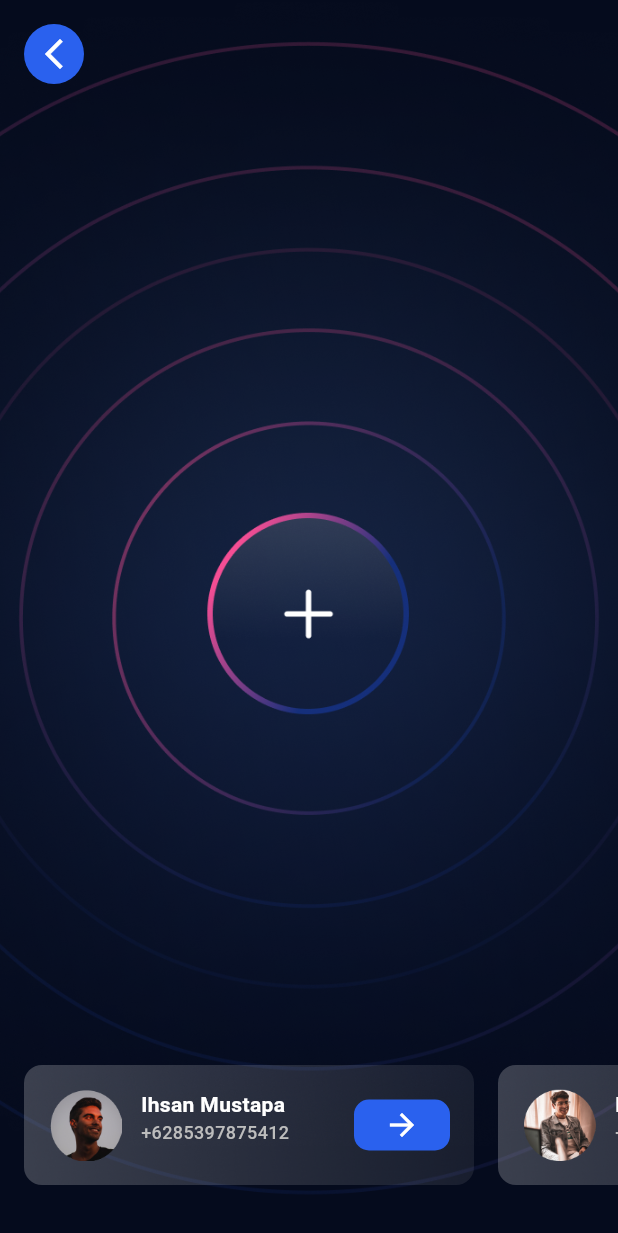
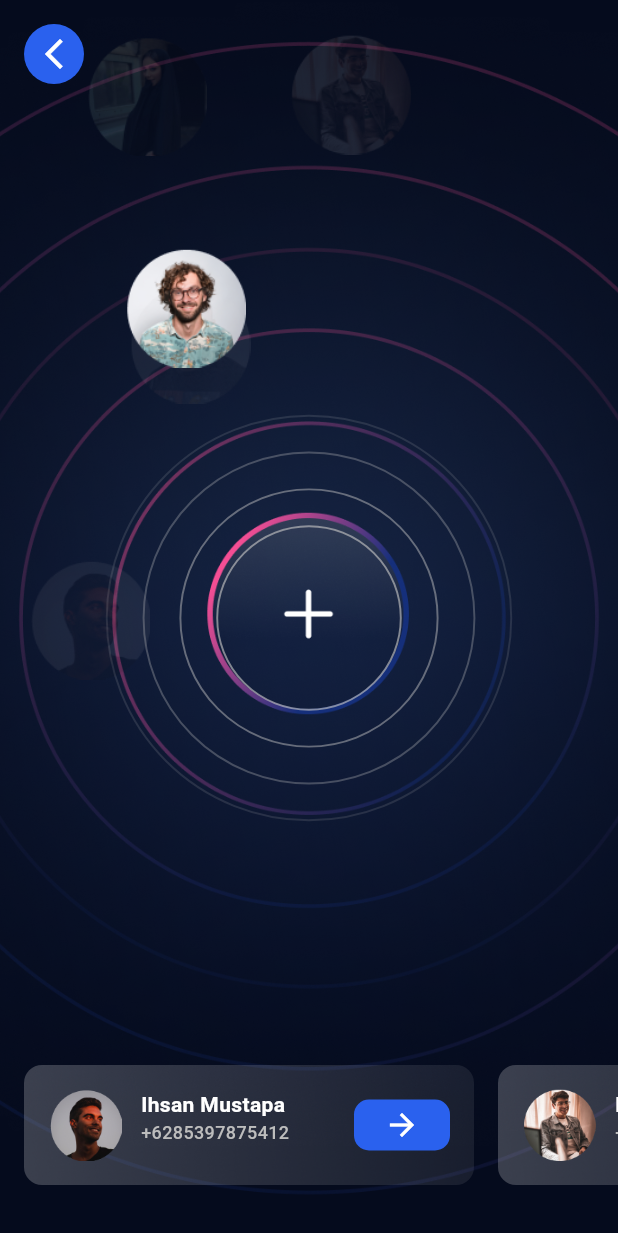
Before and after one commit to mrum13/wanllet-flutter, a Flutter app: the SearchPage screen opened by its route, on a phone screen of 412 x 824 dp. Shown: the top 1233 px of the screen. Run offline on Flutter 3.47's test engine with Material 3 defaults, Android fonts, the phone set to English and light mode, and no system bars; our stand-ins replace flutter_bloc, lottie.

Commit message:
feat. add animation on search page

```diff
--- a/lib/common/image_resources.dart
+++ b/lib/common/image_resources.dart
@@ -23,3 +23,6 @@ final String request = "assets/request.png";
 final String scan = "assets/scan.png";
 final String searchBackground = "assets/search_background.png";
 final String cardBackground = "assets/card_background.png";
+
+///animation
+final String radar = "assets/radar.json";
--- a/lib/pages/search_page.dart
+++ b/lib/pages/search_page.dart
@@ -1,26 +1,90 @@
+import 'dart:math';
+
 import 'package:flutter/material.dart';
 import 'package:flutter/services.dart';
+import 'package:lottie/lottie.dart';
 import 'package:wanllet/common/app_colors.dart';
 import 'package:wanllet/common/image_resources.dart';
 
-class SearchPage extends StatelessWidget {
+class SearchPage extends StatefulWidget {
   const SearchPage({super.key});
 
   @override
-  Widget build(BuildContext context) {
+  State<SearchPage> createState() => _SearchPageState();
+}
+
+class _SearchPageState extends State<SearchPage> with TickerProviderStateMixin {
+  Random random = Random();
+  late List<AnimationController> _controllers;
+  late List<Animation<double>> _animations;
+
   var historyData = [
     {
       'image_path': avatar3,
       'name': 'Ihsan Mustapa',
-        'number': '+6285397875412'
+      'number': '+6285397875412',
     },
     {
       'image_path': avatar1,
       'name': 'Rihan Nugraha',
-        'number': '+6285397875456'
+      'number': '+6285397875456',
     },
   ];
 
+  List<Map<String, dynamic>> foundedData = [
+    {
+      'image_path': avatar1,
+      'name': 'Ihsan Mustapa',
+      'number': '+6285397875412',
+    },
+    {'image_path': avatar2, 'name': 'Nur Fadilah', 'number': '+6285397875434'},
+    {
+      'image_path': avatar3,
+      'name': 'Rihan Nugraha',
+      'number': '+6285397875456',
+    },
+    {'image_path': avatar4, 'name': 'Iyam', 'number': '+6285397875478'},
+    {'image_path': avatar5, 'name': 'Amul', 'number': '+6285397875490'},
+  ];
+
+  @override
+  void initState() {
+    super.initState();
+
+    // buat controller & animasi untuk setiap gambar
+    _controllers = foundedData.map((_) {
+      final duration = Duration(
+        milliseconds: 500 + random.nextInt(4500),
+      ); // 0.5–5 detik
+      final controller = AnimationController(vsync: this, duration: duration);
+      return controller;
+    }).toList();
+
+    _animations = _controllers
+        .map((c) => CurvedAnimation(parent: c, curve: Curves.easeIn))
+        .toList();
+
+    // jalankan animasi dengan delay acak
+    for (var i = 0; i < _controllers.length; i++) {
+      final delay = Duration(
+        milliseconds: random.nextInt(2000),
+      ); // delay 0–2 detik
+      Future.delayed(delay, () {
+        if (mounted) _controllers[i].forward();
+      });
+    }
+  }
+
+  @override
+  void dispose() {
+    for (var controller in _controllers) {
+      controller.dispose();
+    }
+    super.dispose();
+  }
+
+  @override
+  Widget build(BuildContext context) {
     return AnnotatedRegion(
       value: SystemUiOverlayStyle.light,
       child: Scaffold(
@@ -38,6 +102,59 @@ class SearchPage extends StatelessWidget {
               width: double.infinity,
               fit: BoxFit.cover,
             ),
+            Center(child: Lottie.asset(radar, fit: BoxFit.cover)),
+            SafeArea(
+              child: Stack(
+                children: List.generate(foundedData.length, (index) {
+                  final item = foundedData[index];
+                  return Positioned(
+                    top: random.nextInt(400).toDouble(),
+                    left: random.nextInt(300).toDouble(),
+                    child: FadeTransition(
+                      opacity: _animations[index],
+                      child: Draggable<Color>(
+                        data: Colors.blue,
+                        feedback: Stack(
+                          children: [
+                            Image.asset(
+                              item['image_path'].toString(),
+                              height: 100,
+                              width: 100,
+                            ),
+                            Container(
+                              width: 100,
+                              height: 100,
+                              decoration: BoxDecoration(
+                                color: Color.fromRGBO(255, 255, 255, 0.5),
+                                shape: BoxShape.circle,
+                              ),
+                            ),
+                          ],
+                        ),
+                        childWhenDragging: SizedBox(),
+                        child: Image.asset(
+                          item['image_path'].toString(),
+                          height: 80,
+                          width: 80,
+                        ),
+                      ),
+                    ),
+                  );
+                }),
+              ),
+            ),
+            Center(
+              child: DragTarget<Color>(
+                onAccept: (data) {
+                  Navigator.pushNamed(context, '/send');
+                  // return true;
+                  // Perform actions based on the dropped data
+                },
+                builder: (context, candidateData, rejectedData) {
+                  return Container(width: 150, height: 150);
+                },
+              ),
+            ),
             SafeArea(
               bottom: false,
               child: Column(
@@ -52,12 +169,16 @@ class SearchPage extends StatelessWidget {
                           padding: const EdgeInsets.all(8),
                           decoration: BoxDecoration(
                             color: primaryColor,
-                            shape: BoxShape.circle
+                            shape: BoxShape.circle,
                           ),
-                          child: Icon(Icons.arrow_back_ios_new, size: 24, color: whiteColor,),
+                          child: Icon(
+                            Icons.arrow_back_ios_new,
+                            size: 24,
+                            color: whiteColor,
                           ),
                         ),
-                    )
+                      ),
+                    ),
                   ),
                   Container(
                     padding: const EdgeInsets.symmetric(vertical: 18),
@@ -69,9 +190,10 @@ class SearchPage extends StatelessWidget {
                       itemBuilder: (context, index) {
                         return Row(
                           children: [
-                            const SizedBox(width: 16,),
+                            const SizedBox(width: 16),
                             InkWell(
-                              onTap: () => Navigator.pushNamed(context, '/send'),
+                              onTap: () =>
+                                  Navigator.pushNamed(context, '/send'),
                               child: Container(
                                 width: 300,
                                 padding: const EdgeInsets.all(16),
@@ -79,41 +201,60 @@ class SearchPage extends StatelessWidget {
                                   borderRadius: BorderRadius.circular(12),
                                   image: DecorationImage(
                                     image: AssetImage(cardBackground),
-                                    fit: BoxFit.cover
-                                  )
+                                    fit: BoxFit.cover,
+                                  ),
                                 ),
                                 child: Row(
                                   children: [
                                     Image.asset(
-                                      historyData[index]['image_path'].toString(),
+                                      historyData[index]['image_path']
+                                          .toString(),
                                       height: 50,
                                       width: 50,
                                     ),
-                                    const SizedBox(width: 12,),
+                                    const SizedBox(width: 12),
                                     Expanded(
                                       child: Column(
-                                        crossAxisAlignment: CrossAxisAlignment.start,
+                                        crossAxisAlignment:
+                                            CrossAxisAlignment.start,
                                         children: [
                                           Text(
-                                            historyData[index]['name'].toString(),
-                                            style: TextStyle(fontSize: 14, fontWeight: FontWeight.w600, color: whiteColor),
+                                            historyData[index]['name']
+                                                .toString(),
+                                            style: TextStyle(
+                                              fontSize: 14,
+                                              fontWeight: FontWeight.w600,
+                                              color: whiteColor,
+                                            ),
                                           ),
                                           Text(
-                                            historyData[index]['number'].toString(),
-                                            style: TextStyle(fontSize: 12, fontWeight: FontWeight.w500, color: textColor),
+                                            historyData[index]['number']
+                                                .toString(),
+                                            style: TextStyle(
+                                              fontSize: 12,
+                                              fontWeight: FontWeight.w500,
+                                              color: textColor,
+                                            ),
                                           ),
                                         ],
                                       ),
                                     ),
-                                    const SizedBox(width: 12,),
+                                    const SizedBox(width: 12),
                                     Container(
-                                      padding: const EdgeInsets.symmetric(horizontal: 20,vertical: 5),
+                                      padding: const EdgeInsets.symmetric(
+                                        horizontal: 20,
+                                        vertical: 5,
+                                      ),
                                       decoration: BoxDecoration(
                                         color: primaryColor,
-                                        borderRadius: BorderRadius.circular(10)
+                                        borderRadius: BorderRadius.circular(10),
                                       ),
-                                      child: Icon(Icons.arrow_forward_outlined, size: 24, color: whiteColor,),
-                                    )
+                                      child: Icon(
+                                        Icons.arrow_forward_outlined,
+                                        size: 24,
+                                        color: whiteColor,
+                                      ),
+                                    ),
                                   ],
                                 ),
                               ),
@@ -121,12 +262,12 @@ class SearchPage extends StatelessWidget {
                           ],
                         );
                       },
-                      itemCount: historyData.length
+                      itemCount: historyData.length,
                     ),
-                  )
+                  ),
                 ],
               ),
-            )
+            ),
           ],
         ),
       ),
--- a/pubspec.yaml
+++ b/pubspec.yaml
@@ -12,6 +12,7 @@ dependencies:
     sdk: flutter
   flutter_bloc: ^9.1.1
   intl: ^0.20.2
+  lottie: ^3.3.2
 
 dev_dependencies:
   flutter_lints: ^5.0.0
```
Also changed, not shown: assets/radar.json (added, +1 -0 lines), pubspec.lock. Lines whose indentation alone changed are shown as unchanged.
